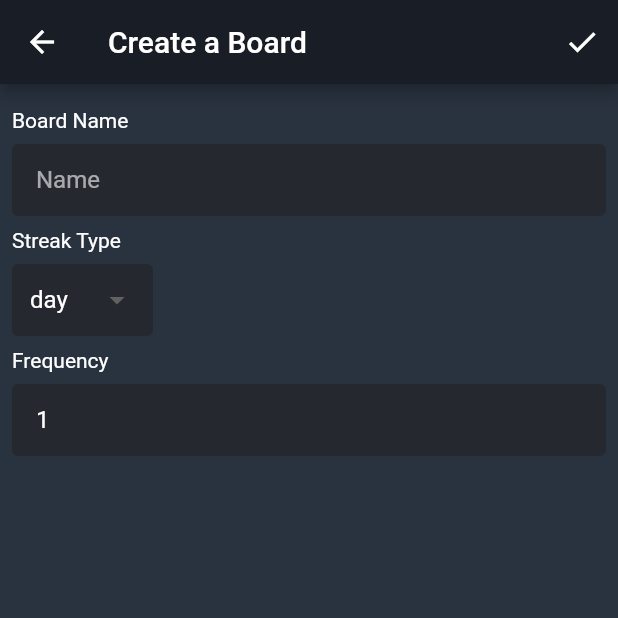
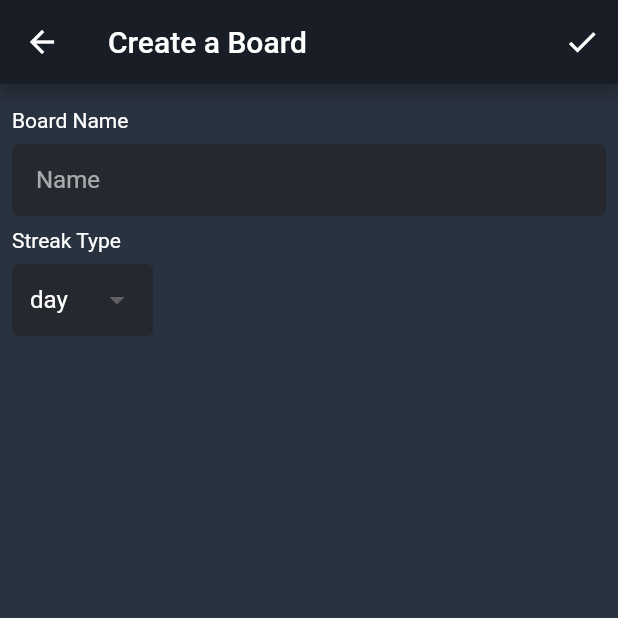
Before and after one commit to mini-builds/habit-board-app, a Flutter app: the BoardPage screen opened directly, on a phone screen of 412 x 824 dp, the top half of it. Run offline on Flutter 3.47's test engine with Material 2 defaults, Android fonts, the phone set to English and light mode, and no system bars; our stand-ins replace file_picker, flutter_bloc, share, table_calendar; generated files the repository leaves out were written again.

Commit message:
Add invalid frequency error message

```diff
--- a/lib/page/board.dart
+++ b/lib/page/board.dart
@@ -13,15 +13,30 @@ class BoardPage extends StatefulWidget {
 }
 
 class _BoardPageState extends State<BoardPage> {
-  TextEditingController controller;
-  TimePeriod timePeriod;
-  TextEditingController frequencyController;
-  var error;
+  TextEditingController _controller;
+  TimePeriod _timePeriod;
+  TextEditingController _frequencyController;
+  String _error;
+  String _frequencyError;
 
   _BoardPageState(Board board) {
-    controller = TextEditingController(text: board == null ? '' : board.name);
-    frequencyController = TextEditingController(text: board == null ? '1' : board.frequency.toString());
-    timePeriod = board == null ? TimePeriod.day : board.timePeriod;
+    _controller = TextEditingController(text: board == null ? '' : board.name);
+    _frequencyController =
+        TextEditingController(text: board == null ? '1' : board.frequency.toString());
+    _timePeriod = board == null ? TimePeriod.day : board.timePeriod;
+  }
+
+  void checkFrequency(String v) {
+    var freq = int.parse(v);
+    if ((_timePeriod == TimePeriod.week || _timePeriod == TimePeriod.month) && freq < 1) {
+      _frequencyError = 'Frequency must be >= 1';
+    } else if (_timePeriod == TimePeriod.week && freq > 7) {
+      _frequencyError = 'Frequency must be <= 7';
+    } else if (_timePeriod == TimePeriod.month && freq > 31) {
+      _frequencyError = 'Frequency must be <= 31';
+    } else {
+      _frequencyError = null;
+    }
   }
 
   @override
@@ -32,15 +47,23 @@ class _BoardPageState extends State<BoardPage> {
         actions: [
           IconButton(
             icon: Icon(Icons.check),
-            onPressed: this.error != null
+            onPressed: _error != null || _frequencyError != null
                 ? null
                 : () {
+                    if (_controller.text == '') {
+                      setState(() {
+                        _error = 'A board name can\'t be blank';
+                      });
+                    } else {
                       if (widget.board == null) {
-                      context.read<HabitBoardCubit>().addBoard(Board(controller.text, [], timePeriod, int.parse(frequencyController.text)));
+                        context.read<HabitBoardCubit>().addBoard(Board(
+                            _controller.text, [], _timePeriod, _timePeriod == TimePeriod.day ? 1 : int.parse(_frequencyController.text)));
                       } else {
-                      context.read<HabitBoardCubit>().editBoard(widget.board, controller.text, timePeriod, int.parse(frequencyController.text));
+                        context.read<HabitBoardCubit>().editBoard(widget.board, _controller.text,
+                            _timePeriod, _timePeriod == TimePeriod.day ? 1 : int.parse(_frequencyController.text));
                       }
                       Navigator.pop(context);
+                    }
                   },
           )
         ],
@@ -57,15 +80,22 @@ class _BoardPageState extends State<BoardPage> {
                   child: Text('Board Name'),
                 ),
                 TextField(
-                  decoration: InputDecoration(hintText: 'Name', errorText: this.error, floatingLabelBehavior: FloatingLabelBehavior.never, hintStyle: TextStyle(color: Colors.white60)),
-                  controller: controller,
+                  decoration: InputDecoration(
+                      hintText: 'Name',
+                      errorText: _error,
+                      floatingLabelBehavior: FloatingLabelBehavior.never,
+                      hintStyle: TextStyle(color: Colors.white60)),
+                  controller: _controller,
                   onChanged: (v) {
                     setState(() {
                       if (state.boards.any((element) =>
-                          element.name.toLowerCase() == v.toLowerCase() && element != widget.board)) {
-                        this.error = 'A board with name $v already exists.';
+                          element.name.toLowerCase() == v.toLowerCase() &&
+                          element != widget.board)) {
+                        _error = 'A board with name $v already exists';
+                      } else if (v == '') {
+                        _error = 'A board name can\'t be blank';
                       } else {
-                        this.error = null;
+                        _error = null;
                       }
                     });
                   },
@@ -76,58 +106,52 @@ class _BoardPageState extends State<BoardPage> {
                 ),
                 Container(
                   padding: EdgeInsets.symmetric(vertical: 0.0, horizontal: 12.0),
-
                   decoration: BoxDecoration(
                     color: Color(0xff25282F),
                     borderRadius: BorderRadius.circular(4.0),
                   ),
                   child: DropdownButton<TimePeriod>(
-                      value: timePeriod,
+                      value: _timePeriod,
                       underline: Container(),
                       dropdownColor: Color(0xff25282F),
-                      items: TimePeriod.values.map((tp) => DropdownMenuItem<TimePeriod>(
+                      items: TimePeriod.values
+                          .map((tp) => DropdownMenuItem<TimePeriod>(
                                 value: tp,
-                            child: Text(tp.toString().replaceAll('TimePeriod.', ''), style: TextStyle(color: Colors.white),),
-                          )).toList(),
+                                child: Text(
+                                  tp.toString().replaceAll('TimePeriod.', ''),
+                                  style: TextStyle(color: Colors.white),
+                                ),
+                              ))
+                          .toList(),
                       onChanged: (v) {
                         setState(() {
-                          timePeriod = v;
+                          _timePeriod = v;
+                          checkFrequency(_frequencyController.text);
                         });
                       }),
                 ),
-                Padding(
+                _timePeriod != TimePeriod.day
+                    ? Padding(
                         padding: const EdgeInsets.symmetric(vertical: 8.0),
                         child: Text('Frequency'),
-                ),
-                TextField(
-                  decoration: InputDecoration(labelText: 'Frequency', floatingLabelBehavior: FloatingLabelBehavior.never),
-                  controller: frequencyController,
+                      )
+                    : Container(),
+                _timePeriod != TimePeriod.day
+                    ? TextField(
+                        decoration: InputDecoration(
+                            hintText: 'Frequency',
+                            errorText: _frequencyError,
+                            floatingLabelBehavior: FloatingLabelBehavior.never,
+                            hintStyle: TextStyle(color: Colors.white60)),
+                        controller: _frequencyController,
                         keyboardType: TextInputType.number,
                         onChanged: (v) {
-                    if (timePeriod == TimePeriod.day) {
-                      frequencyController.text = '1';
-                    }
-
-                    var freq = int.parse(v);
-                    if (timePeriod == TimePeriod.week) {
-                      if (freq < 1) {
-                        frequencyController.text = '1';
-                      }
-                      if (freq > 7) {
-                        frequencyController.text = '7';
-                      }
-                    }
-
-                    if (timePeriod == TimePeriod.month) {
-                      if (freq < 1) {
-                        frequencyController.text = '1';
-                      }
-                      if (freq > 31) {
-                        frequencyController.text = '31';
-                      }
-                    }
+                          setState(() {
+                            checkFrequency(v);
+                          });
                         },
-                ),
+                      )
+                    : Container(),
               ],
             ),
           );
```
Lines whose indentation alone changed are shown as unchanged.
